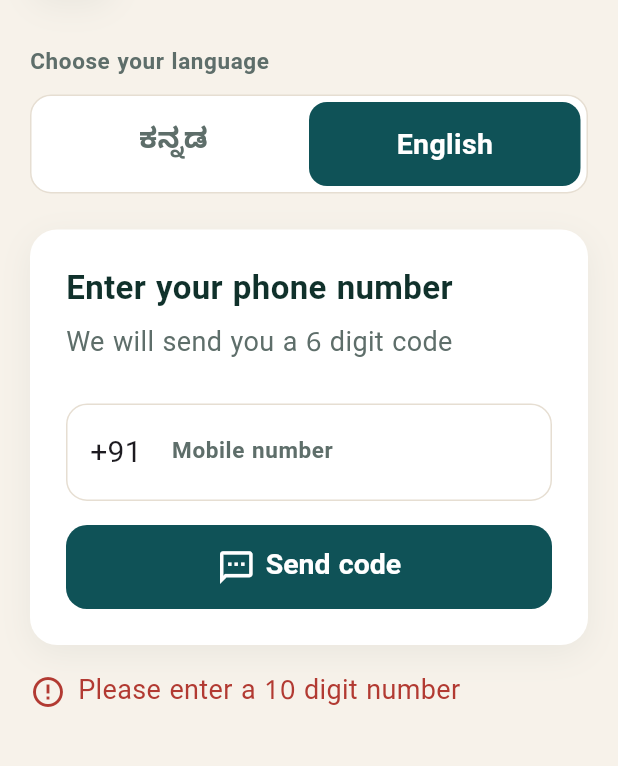
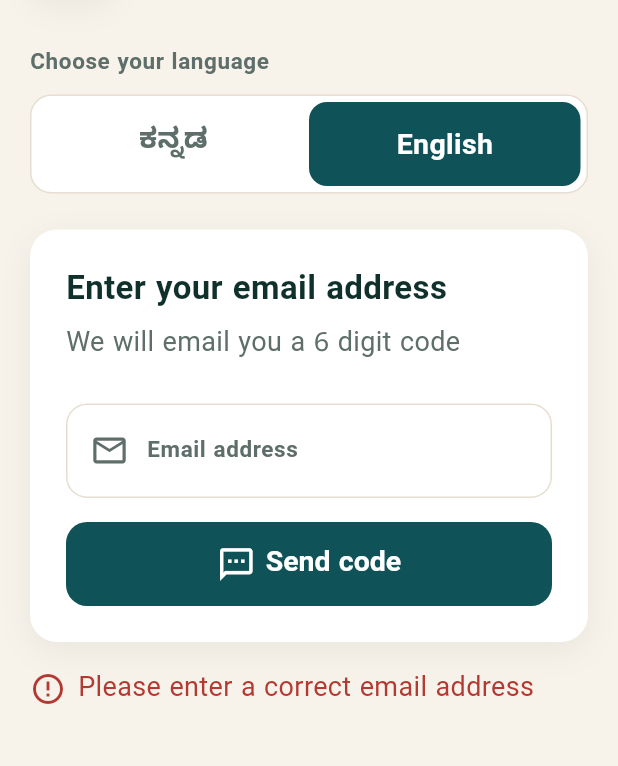
Before and after one commit to dhrruwa/setu, a Flutter app: the screen it shows after launch, after a tap on "English", after a tap on "Send code", on a phone screen of 412 x 824 dp, the part 141-907 px from its top. Run offline on Flutter 3.47's test engine with Material 3 defaults, Android fonts, the phone set to English and light mode, and no system bars; our stand-ins replace flutter_riverpod, google_fonts, image_picker, permission_handler, qr_flutter, shared_preferences and 2 more; accounts and stored records are empty.

Commit message:
Update project files

```diff
--- a/thayi/lib/l10n/app_en.arb
+++ b/thayi/lib/l10n/app_en.arb
@@ -21,11 +21,15 @@
   "settingsTitle": "Settings",
   "logout": "Sign out",
 
-  "loginTitle": "Enter your phone number",
-  "loginSubtitle": "We will send you a 6 digit code",
+  "loginTitle": "Enter your email address",
+  "loginSubtitle": "We will email you a 6 digit code",
   "phoneLabel": "Mobile number",
   "phoneHint": "10 digits",
   "phoneInvalid": "Please enter a 10 digit number",
+  "emailLabel": "Email address",
+  "emailHint": "name@example.com",
+  "emailInvalid": "Please enter a correct email address",
+  "checkYourEmail": "Check your email. The code can take a minute to arrive.",
   "sendOtp": "Send code",
   "otpTitle": "Enter the code",
   "otpSentTo": "Sent to {phone}",
--- a/thayi/lib/l10n/app_localizations.dart
+++ b/thayi/lib/l10n/app_localizations.dart
@@ -209,13 +209,13 @@ abstract class AppLocalizations {
   /// No description provided for @loginTitle.
   ///
   /// In en, this message translates to:
-  /// **'Enter your phone number'**
+  /// **'Enter your email address'**
   String get loginTitle;
 
   /// No description provided for @loginSubtitle.
   ///
   /// In en, this message translates to:
-  /// **'We will send you a 6 digit code'**
+  /// **'We will email you a 6 digit code'**
   String get loginSubtitle;
 
   /// No description provided for @phoneLabel.
@@ -235,6 +235,30 @@ abstract class AppLocalizations {
   /// In en, this message translates to:
   /// **'Please enter a 10 digit number'**
   String get phoneInvalid;
+
+  /// No description provided for @emailLabel.
+  ///
+  /// In en, this message translates to:
+  /// **'Email address'**
+  String get emailLabel;
+
+  /// No description provided for @emailHint.
+  ///
+  /// In en, this message translates to:
+  /// **'name@example.com'**
+  String get emailHint;
+
+  /// No description provided for @emailInvalid.
+  ///
+  /// In en, this message translates to:
+  /// **'Please enter a correct email address'**
+  String get emailInvalid;
+
+  /// No description provided for @checkYourEmail.
+  ///
+  /// In en, this message translates to:
+  /// **'Check your email. The code can take a minute to arrive.'**
+  String get checkYourEmail;
 
   /// No description provided for @sendOtp.
   ///
--- a/thayi/lib/l10n/app_localizations_en.dart
+++ b/thayi/lib/l10n/app_localizations_en.dart
@@ -63,10 +63,10 @@ class AppLocalizationsEn extends AppLocalizations {
   String get logout => 'Sign out';
 
   @override
-  String get loginTitle => 'Enter your phone number';
+  String get loginTitle => 'Enter your email address';
 
   @override
-  String get loginSubtitle => 'We will send you a 6 digit code';
+  String get loginSubtitle => 'We will email you a 6 digit code';
 
   @override
   String get phoneLabel => 'Mobile number';
@@ -76,6 +76,19 @@ class AppLocalizationsEn extends AppLocalizations {
 
   @override
   String get phoneInvalid => 'Please enter a 10 digit number';
+
+  @override
+  String get emailLabel => 'Email address';
+
+  @override
+  String get emailHint => 'name@example.com';
+
+  @override
+  String get emailInvalid => 'Please enter a correct email address';
+
+  @override
+  String get checkYourEmail =>
+      'Check your email. The code can take a minute to arrive.';
 
   @override
   String get sendOtp => 'Send code';
--- a/thayi/lib/providers.dart
+++ b/thayi/lib/providers.dart
@@ -52,10 +52,10 @@ final localeControllerProvider =
 
 @immutable
 class AuthState {
-  const AuthState({this.token, this.phone, this.consentAt});
+  const AuthState({this.token, this.email, this.consentAt});
 
   final String? token;
-  final String? phone;
+  final String? email;
   final DateTime? consentAt;
 
   bool get isSignedIn => token != null;
@@ -65,7 +65,7 @@ class AuthController extends StateNotifier<AuthState> {
   AuthController(this._prefs, this._client) : super(_read(_prefs));
 
   static const _tokenKey = 'auth_token';
-  static const _phoneKey = 'auth_phone';
+  static const _emailKey = 'auth_email';
   static const _consentKey = 'consent_at';
   final SharedPreferences _prefs;
 
@@ -79,41 +79,44 @@ class AuthController extends StateNotifier<AuthState> {
     final consent = prefs.getString(_consentKey);
     return AuthState(
       token: prefs.getString(_tokenKey),
-      phone: prefs.getString(_phoneKey),
+      email: prefs.getString(_emailKey),
       consentAt: consent == null ? null : DateTime.tryParse(consent),
     );
   }
 
-  /// Ten local digits in, E.164 out. Supabase will not accept anything else.
-  static String toE164(String tenDigits) => '+91$tenDigits';
+  /// Set when the project cannot send a code (provider disabled, SMTP
+  /// rejected). She must not be dead-ended at the login screen because of a
+  /// backend setting, so the app falls back to the local flow.
+  bool _otpUnavailable = false;
 
-  /// Set when the project has no SMS provider configured. She must not be
-  /// dead-ended at the login screen because of a backend setting, so the app
-  /// falls back to the local flow and carries on with mock data.
-  bool _smsUnavailable = false;
+  bool get otpUnavailable => _otpUnavailable;
 
-  bool get smsUnavailable => _smsUnavailable;
+  static bool _isProviderDisabled(sb.AuthException error) {
+    final code = error.code ?? '';
+    final message = error.message.toLowerCase();
+    return code == 'email_provider_disabled' ||
+        code == 'phone_provider_disabled' ||
+        message.contains('provider disabled') ||
+        message.contains('unsupported');
+  }
 
-  static bool _isPhoneProviderDisabled(sb.AuthException error) =>
-      error.code == 'phone_provider_disabled' ||
-      error.message.toLowerCase().contains('phone provider');
-
-  /// Sends the SMS code. A no-op in mock mode, where any code is accepted.
-  Future<void> sendOtp(String tenDigitPhone) async {
+  /// Emails her a six digit code. The SMTP credentials live in Supabase's
+  /// server-side config and never touch this app.
+  Future<void> sendOtp(String email) async {
     final client = _client;
     if (client == null) {
-      _smsUnavailable = true;
+      _otpUnavailable = true;
       return;
     }
     try {
-      await client.auth.signInWithOtp(phone: toE164(tenDigitPhone));
-      _smsUnavailable = false;
+      await client.auth.signInWithOtp(email: email.trim());
+      _otpUnavailable = false;
     } on sb.AuthException catch (error) {
-      if (_isPhoneProviderDisabled(error)) {
-        _smsUnavailable = true;
+      if (_isProviderDisabled(error)) {
+        _otpUnavailable = true;
         debugPrint(
-          'Supabase phone auth is not configured; using the local sign-in '
-          'flow and mock data. Enable an SMS provider to go live.',
+          'Supabase email auth is not configured; using the local sign-in '
+          'flow and mock data.',
         );
         return;
       }
@@ -124,18 +127,18 @@ class AuthController extends StateNotifier<AuthState> {
   /// Verifies the code and opens a real Supabase session, which is what Row
   /// Level Security scopes her record to. In mock mode any 6 digits pass.
   Future<void> verifyOtp({
-    required String tenDigitPhone,
+    required String email,
     required String code,
   }) async {
     final client = _client;
-    if (client == null || _smsUnavailable) {
-      await _signInMock(phone: tenDigitPhone);
+    if (client == null || _otpUnavailable) {
+      await _signInMock(email: email);
       return;
     }
 
     final response = await client.auth.verifyOTP(
-      type: sb.OtpType.sms,
-      phone: toE164(tenDigitPhone),
+      type: sb.OtpType.email,
+      email: email.trim(),
       token: code,
     );
     final session = response.session;
@@ -144,26 +147,26 @@ class AuthController extends StateNotifier<AuthState> {
     }
 
     await _prefs.setString(_tokenKey, session.accessToken);
-    await _prefs.setString(_phoneKey, tenDigitPhone);
+    await _prefs.setString(_emailKey, email.trim());
     state = AuthState(
       token: session.accessToken,
-      phone: tenDigitPhone,
+      email: email.trim(),
       consentAt: state.consentAt,
     );
   }
 
-  Future<void> _signInMock({required String phone}) async {
+  Future<void> _signInMock({required String email}) async {
     final now = DateTime.now();
     final token = 'mock-${now.millisecondsSinceEpoch}';
     await _prefs.setString(_tokenKey, token);
-    await _prefs.setString(_phoneKey, phone);
-    state = AuthState(token: token, phone: phone, consentAt: state.consentAt);
+    await _prefs.setString(_emailKey, email);
+    state = AuthState(token: token, email: email, consentAt: state.consentAt);
   }
 
   Future<void> recordConsent() async {
     final now = DateTime.now();
     await _prefs.setString(_consentKey, now.toIso8601String());
-    state = AuthState(token: state.token, phone: state.phone, consentAt: now);
+    state = AuthState(token: state.token, email: state.email, consentAt: now);
   }
 
   /// She was promised at login that she could take this back. Clears the
@@ -172,14 +175,14 @@ class AuthController extends StateNotifier<AuthState> {
     await _prefs.remove(_consentKey);
     await _client?.auth.signOut();
     await _prefs.remove(_tokenKey);
-    await _prefs.remove(_phoneKey);
+    await _prefs.remove(_emailKey);
     state = const AuthState();
   }
 
   Future<void> signOut() async {
     await _client?.auth.signOut();
     await _prefs.remove(_tokenKey);
-    await _prefs.remove(_phoneKey);
+    await _prefs.remove(_emailKey);
     state = AuthState(consentAt: state.consentAt);
   }
 }
--- a/thayi/lib/screens/login_screen.dart
+++ b/thayi/lib/screens/login_screen.dart
@@ -41,10 +41,12 @@ class _LoginScreenState extends ConsumerState<LoginScreen> {
     super.dispose();
   }
 
+  static final _emailPattern = RegExp(r'^[\w.+-]+@[\w-]+\.[\w.-]+$');
+
   Future<void> _submitPhone(AppLocalizations l) async {
-    final digits = _phone.text.replaceAll(RegExp(r'\D'), '');
-    if (digits.length != 10 || !RegExp(r'^[6-9]').hasMatch(digits)) {
-      setState(() => _error = l.phoneInvalid);
+    final email = _phone.text.trim();
+    if (!_emailPattern.hasMatch(email)) {
+      setState(() => _error = l.emailInvalid);
       return;
     }
 
@@ -54,7 +56,7 @@ class _LoginScreenState extends ConsumerState<LoginScreen> {
     });
 
     try {
-      await ref.read(authControllerProvider.notifier).sendOtp(digits);
+      await ref.read(authControllerProvider.notifier).sendOtp(email);
     } catch (error) {
       if (!mounted) return;
       setState(() {
@@ -84,10 +86,9 @@ class _LoginScreenState extends ConsumerState<LoginScreen> {
       _busy = true;
     });
 
-    final digits = _phone.text.replaceAll(RegExp(r'\D'), '');
     try {
       await ref.read(authControllerProvider.notifier).verifyOtp(
-            tenDigitPhone: digits,
+            email: _phone.text.trim(),
             code: _otp.text,
           );
     } catch (error) {
@@ -217,17 +218,18 @@ class _LoginScreenState extends ConsumerState<LoginScreen> {
           const SizedBox(height: S.lg),
           TextField(
             controller: _phone,
-            keyboardType: TextInputType.phone,
-            style: T.body.copyWith(fontSize: 22, letterSpacing: 1.5),
-            maxLength: 10,
-            inputFormatters: [FilteringTextInputFormatter.digitsOnly],
+            keyboardType: TextInputType.emailAddress,
+            autocorrect: false,
+            autofillHints: const [AutofillHints.email],
+            textCapitalization: TextCapitalization.none,
+            style: T.body.copyWith(fontSize: 20),
             decoration: InputDecoration(
-              labelText: l.phoneLabel,
-              hintText: l.phoneHint,
+              labelText: l.emailLabel,
+              hintText: l.emailHint,
               counterText: '',
               prefixIcon: const Padding(
-                padding: EdgeInsets.symmetric(horizontal: S.md),
-                child: Text('+91', style: TextStyle(fontSize: 20)),
+                padding: EdgeInsets.only(left: S.md, right: S.sm),
+                child: Icon(Icons.mail_outline, size: 26, color: C.textSoft),
               ),
               prefixIconConstraints: const BoxConstraints(minWidth: 0),
             ),
@@ -252,7 +254,7 @@ class _LoginScreenState extends ConsumerState<LoginScreen> {
         children: [
           Text(l.otpTitle, style: T.h2),
           const SizedBox(height: S.xs),
-          Text(l.otpSentTo('+91 ${_phone.text}'), style: T.bodySoft),
+          Text(l.otpSentTo(_phone.text.trim()), style: T.bodySoft),
           const SizedBox(height: S.lg),
           _OtpBoxes(controller: _otp, focusNode: _otpFocus),
           const SizedBox(height: S.lg),
```
Also changed, not shown: thayi/lib/l10n/app_kn.arb (+6 -2 lines), thayi/lib/l10n/app_localizations_kn.dart (+15 -2 lines), 2 other files.
